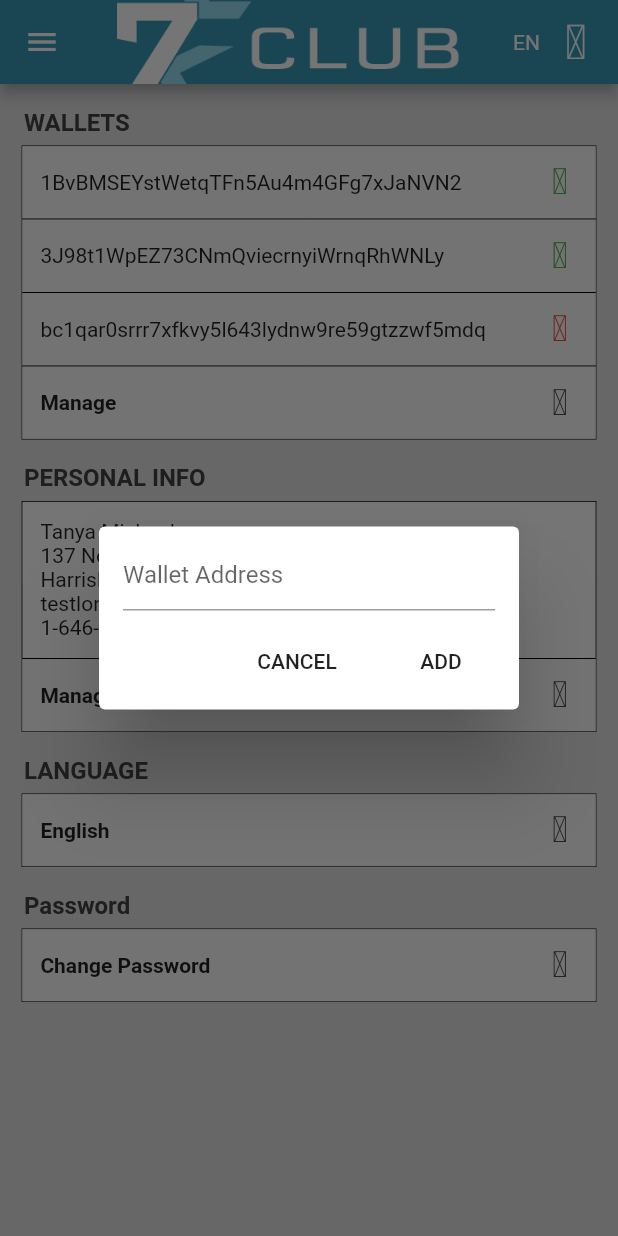
After one commit to andrewackerman/hifidelity, a Flutter app: the SettingsScreen screen opened by its route, after a tap on "Manage", on a phone screen of 412 x 824 dp. The commit adds this screen. Run offline on Flutter 3.47's test engine with Material 2 defaults, Android fonts, the phone set to English and light mode, and no system bars; our stand-ins replace auto_size_text, material_design_icons_flutter.

Commit message:
Added settings page

```diff
--- a/lib/app.dart
+++ b/lib/app.dart
@@ -1,6 +1,7 @@
 import 'package:flutter/material.dart';
-import 'package:hifidelity/screens/home/home_screen.dart';
+import 'package:hifidelity/screens/dashboard/dashboard_screen.dart';
 import 'package:hifidelity/screens/landing/landing_screen.dart';
+import 'package:hifidelity/screens/settings/settings_screen.dart';
 
 class AppScreen extends StatefulWidget {
   @override
@@ -15,7 +16,8 @@ class _AppScreenState extends State<AppScreen> {
       routes: {
         // '/': (cxt) => null,
         '/': (cxt) => LandingScreen(),
-        '/home': (cxt) => HomeScreen(),
+        '/dashboard': (cxt) => DashboardScreen(),
+        '/settings': (cxt) => SettingsScreen(),
       },
     );
   }
--- a/lib/screens/landing/components/login_page.dart
+++ b/lib/screens/landing/components/login_page.dart
@@ -8,7 +8,7 @@ class LoginPage extends StatefulWidget {
 
 class _LoginPageState extends State<LoginPage> {
   _loginButtonPressed(BuildContext cxt) {
-    Navigator.of(cxt).pushNamed('/home');
+    Navigator.of(cxt).pushReplacementNamed('/dashboard');
   }
 
   @override
--- /dev/null
+++ b/lib/screens/settings/settings_screen.dart
@@ -0,0 +1,447 @@
+import 'package:flutter/material.dart';
+import 'package:hifidelity/components/localization_drawer.dart';
+import 'package:hifidelity/components/navigation_drawer.dart';
+import 'package:hifidelity/services/localization/localization.dart';
+import 'package:material_design_icons_flutter/material_design_icons_flutter.dart';
+
+class SettingsScreen extends StatefulWidget {
+  @override
+  State createState() => _SettingsScreenState();
+}
+
+class _SettingsScreenState extends State<SettingsScreen> {
+  GlobalKey<ScaffoldState> _scaffoldKey = GlobalKey();
+
+  final walletAddresses = [
+    WalletAddress(
+      address: '1BvBMSEYstWetqTFn5Au4m4GFg7xJaNVN2',
+      isValid: true,
+    ),
+    WalletAddress(
+      address: '3J98t1WpEZ73CNmQviecrnyiWrnqRhWNLy',
+      isValid: true,
+    ),
+    WalletAddress(
+      address: 'bc1qar0srrr7xfkvy5l643lydnw9re59gtzzwf5mdq',
+      isValid: false,
+    ),
+  ];
+
+  @override
+  void initState() {
+    Localization.addListener(localeChanged);
+    super.initState();
+  }
+
+  @override
+  void dispose() {
+    Localization.removeListener(localeChanged);
+    super.dispose();
+  }
+
+  void localeChanged(Locale newLocale) {
+    setState(() {});
+  }
+
+  void _drawerLanguageButtonClicked(BuildContext cxt) {
+    _scaffoldKey.currentState.openEndDrawer();
+  }
+
+  final divider = Divider(height: 1, color: Colors.black);
+
+  void showRemoveWalletAddressDialog(BuildContext cxt) {
+    showDialog(context: cxt, builder: (BuildContext context) {
+      return AlertDialog(
+        content: Text(Localization.text('WalletDeleteAreYouSure', category: 'settings')),
+        actions: [
+          FlatButton(
+            onPressed: () => Navigator.of(cxt).pop(),
+            child: Text(Localization.text('NoUpper')),
+          ),
+          FlatButton(
+            onPressed: () => Navigator.of(cxt).pop(),
+            child: Text(Localization.text('YesUpper')),
+          ),
+        ],
+      );
+    });
+  }
+
+  void showAddWalletAddressDialog(BuildContext cxt) {
+    showDialog(context: cxt, builder: (BuildContext context) {
+      return AlertDialog(
+        contentPadding: EdgeInsets.only(left: 16, right: 16, top: 8, bottom: 2),
+        content: Column(
+          mainAxisSize: MainAxisSize.min,
+          mainAxisAlignment: MainAxisAlignment.start,
+          crossAxisAlignment: CrossAxisAlignment.start,
+          children: [
+            TextField(
+              decoration: InputDecoration(
+                hintText: Localization.text('WalletAddress', category: 'settings'),
+              ),
+            ),
+          ],
+        ),
+        actions: [
+          FlatButton(
+            onPressed: () => Navigator.of(cxt).pop(),
+            child: Text(Localization.text('CancelUpper')),
+          ),
+          FlatButton(
+            onPressed: () => Navigator.of(cxt).pop(),
+            child: Text(Localization.text('Add', category: 'settings')),
+          ),
+        ],
+      );
+    });
+  }
+
+  void showManagePersonalInfoDialog(BuildContext cxt) {
+    final nameController = TextEditingController(text: 'Tanya Michaelson');
+    final addressController = TextEditingController(text: '137 Normany Way Rd');
+    final cityController = TextEditingController(text: 'Harrisburg, PA, 17109');
+    final emailController = TextEditingController(text: 'testlongemail@email.com');
+    final phoneController = TextEditingController(text: '1-646-555-1234');
+    showDialog(context: cxt, builder: (BuildContext context) {
+      return AlertDialog(
+        contentPadding: EdgeInsets.only(left: 16, right: 16, top: 8, bottom: 2),
+        content: Column(
+          mainAxisSize: MainAxisSize.min,
+          mainAxisAlignment: MainAxisAlignment.start,
+          crossAxisAlignment: CrossAxisAlignment.start,
+          children: [
+            TextField(
+              controller: nameController,
+              decoration: InputDecoration(
+                hintText: Localization.text('Name', category: 'settings'),
+              ),
+            ),
+            TextField(
+              controller: addressController,
+              decoration: InputDecoration(
+                hintText: Localization.text('Address', category: 'settings'),
+              ),
+            ),
+            TextField(
+              controller: cityController,
+              decoration: InputDecoration(
+                hintText: Localization.text('CityStateZip', category: 'settings'),
+              ),
+            ),
+            TextField(
+              controller: emailController,
+              decoration: InputDecoration(
+                hintText: Localization.text('Email', category: 'settings'),
+              ),
+            ),
+            TextField(
+              controller: phoneController,
+              decoration: InputDecoration(
+                hintText: Localization.text('PhoneNumber', category: 'settings'),
+              ),
+            ),
+          ],
+        ),
+        actions: [
+          FlatButton(
+            onPressed: () => Navigator.of(cxt).pop(),
+            child: Text(Localization.text('CancelUpper')),
+          ),
+          FlatButton(
+            onPressed: () => Navigator.of(cxt).pop(),
+            child: Text(Localization.text('SaveUpper')),
+          ),
+        ],
+      );
+    });
+  }
+
+  void showChangePasswordDialog(BuildContext cxt) {
+    showDialog(context: cxt, builder: (BuildContext context) {
+      return AlertDialog(
+        contentPadding: EdgeInsets.only(left: 16, right: 16, top: 8, bottom: 2),
+        content: Column(
+          mainAxisSize: MainAxisSize.min,
+          mainAxisAlignment: MainAxisAlignment.start,
+          crossAxisAlignment: CrossAxisAlignment.start,
+          children: [
+            TextField(
+              obscureText: true,
+              decoration: InputDecoration(
+                hintText: Localization.text('Password', category: 'settings'),
+              ),
+            ),
+          ],
+        ),
+        actions: [
+          FlatButton(
+            onPressed: () => Navigator.of(cxt).pop(),
+            child: Text(Localization.text('CancelUpper')),
+          ),
+          FlatButton(
+            onPressed: () => Navigator.of(cxt).pop(),
+            child: Text(Localization.text('SaveUpper')),
+          ),
+        ],
+      );
+    });
+  }
+
+  Widget padListItem({Widget child}) {
+    return Padding(
+      padding: EdgeInsets.all(12),
+      child: child,
+    );
+  }
+
+  Widget buildListViewRow({ String text, VoidCallback callback }) {
+    var widget = padListItem(
+      child: Row(
+        children: [
+          Text(
+            text,
+            style: TextStyle(
+              fontWeight: FontWeight.bold,
+            ),
+          ),
+          Expanded(child: Container()),
+          Icon(
+            MdiIcons.chevronRight,
+            color: Colors.grey[800],
+          ),
+        ],
+      ),
+    );
+
+    if (callback != null) {
+      widget = Material(
+        child: InkWell(
+          onTap: callback,
+          child: widget,
+        ),
+      );
+    }
+
+    return widget;
+  }
+
+  List<Widget> buildWalletList(BuildContext cxt) {
+    List<Widget> wallets = [];
+
+    for (var address in walletAddresses) {
+      wallets.add(
+        Material(
+          child: InkWell(
+            onLongPress: () => showRemoveWalletAddressDialog(cxt),
+            child: padListItem(
+              child: Row(
+                children: [
+                  Text(
+                    address.address,
+                  ),
+                  Expanded(child: Container()),
+                  Icon(
+                    address.isValid ? MdiIcons.checkCircleOutline : MdiIcons.cancel,
+                    color: address.isValid ? Colors.green : Colors.red,
+                  ),
+                ],
+              ),
+            ),
+          ),
+        ),
+      );
+      wallets.add(divider);
+    }
+
+    wallets.add(
+      buildListViewRow(
+        text: Localization.text('Manage', category: 'settings'),
+        callback: () => showAddWalletAddressDialog(cxt),
+      ),
+    );
+
+    return wallets;
+  }
+
+  List<Widget> buildPersonalInfo(BuildContext cxt) {
+    return [
+      padListItem(
+        child: Column(
+          crossAxisAlignment: CrossAxisAlignment.start,
+          children: [
+            Text('Tanya Michaelson'),
+            Text('137 Normany Way Rd'),
+            Text('Harrisburg, PA, 17109'),
+            Text('testlongemail@email.com'),
+            Text('1-646-555-1234'),
+          ],
+        ),
+      ),
+      divider,
+      buildListViewRow(
+        text: Localization.text('Manage', category: 'settings'),
+        callback: () => showManagePersonalInfoDialog(cxt),
+      ),
+    ];
+  }
+
+  List<Widget> buildLanguageSetting(BuildContext cxt) {
+    final language = Localization.getCurrentLanguage();
+    return [
+      buildListViewRow(
+        text: language.name,
+        callback: () => _drawerLanguageButtonClicked(cxt),
+      ),
+    ];
+  }
+
+  List<Widget> buildChangePassword(BuildContext cxt) {
+    return [
+      buildListViewRow(
+        text: Localization.text('ChangePassword', category: 'settings'),
+        callback: () => showChangePasswordDialog(cxt),
+      ),
+    ];
+  }
+
+  @override
+  Widget build(BuildContext cxt) {
+    return Scaffold(
+      key: _scaffoldKey,
+      appBar: AppBar(
+        backgroundColor: Color.fromARGB(255, 57, 153, 184),
+        title: Padding(
+          padding: EdgeInsets.symmetric(vertical: 4),
+          child: Center(child: Image.asset('assets/images/7tk_title.png')),
+        ),
+        actions: [
+          InkWell(
+            onTap: () => _drawerLanguageButtonClicked(cxt),
+            child: Row(
+              children: [
+                Text(Localization.getCurrentLanguage().displayCode),
+                Padding(
+                  padding: EdgeInsets.only(left: 8, right: 12),
+                  child: Icon(MdiIcons.earth, size: 32),
+                ),
+              ],
+            ),
+          ),
+        ],
+      ),
+      body: Container(
+        color: Colors.grey[300],
+        child: ListView(
+          children: [
+            Padding(
+              padding: EdgeInsets.only(left: 16, top: 16, bottom: 6),
+              child: Text(
+                Localization.text('Wallets', category: 'settings'),
+                style: TextStyle(
+                  fontSize: 16,
+                  fontWeight: FontWeight.bold,
+                  color: Colors.grey[800],
+                ),
+              ),
+            ),
+            FractionallySizedBox(
+              widthFactor: 0.93,
+              child: Container(
+                decoration: BoxDecoration(
+                  color: Colors.white,
+                  border: Border.all(color: Colors.black, width: 0.5),
+                ),
+                child: Column(
+                  children: buildWalletList(cxt),
+                ),
+              ),
+            ),
+            Padding(
+              padding: EdgeInsets.only(left: 16, top: 16, bottom: 6),
+              child: Text(
+                Localization.text('PersonalInfo', category: 'settings'),
+                style: TextStyle(
+                  fontSize: 16,
+                  fontWeight: FontWeight.bold,
+                  color: Colors.grey[800],
+                ),
+              ),
+            ),
+            FractionallySizedBox(
+              widthFactor: 0.93,
+              child: Container(
+                decoration: BoxDecoration(
+                  color: Colors.white,
+                  border: Border.all(color: Colors.black, width: 0.5),
+                ),
+                child: Column(
+                  crossAxisAlignment: CrossAxisAlignment.start,
+                  children: buildPersonalInfo(cxt),
+                ),
+              ),
+            ),
+            Padding(
+              padding: EdgeInsets.only(left: 16, top: 16, bottom: 6),
+              child: Text(
+                Localization.text('Language', category: 'settings'),
+                style: TextStyle(
+                  fontSize: 16,
+                  fontWeight: FontWeight.bold,
+                  color: Colors.grey[800],
+                ),
+              ),
+            ),
+            FractionallySizedBox(
+              widthFactor: 0.93,
+              child: Container(
+                decoration: BoxDecoration(
+                  color: Colors.white,
+                  border: Border.all(color: Colors.black, width: 0.5),
+                ),
+                child: Column(
+                  children: buildLanguageSetting(cxt),
+                ),
+              ),
+            ),
+            Padding(
+              padding: EdgeInsets.only(left: 16, top: 16, bottom: 6),
+              child: Text(
+                Localization.text('Password', category: 'settings'),
+                style: TextStyle(
+                  fontSize: 16,
+                  fontWeight: FontWeight.bold,
+                  color: Colors.grey[800],
+                ),
+              ),
+            ),
+            FractionallySizedBox(
+              widthFactor: 0.93,
+              child: Container(
+                decoration: BoxDecoration(
+                  color: Colors.white,
+                  border: Border.all(color: Colors.black, width: 0.5),
+                ),
+                child: Column(
+                  children: buildChangePassword(cxt),
+                ),
+              ),
+            ),
+          ],
+        ),
+      ),
+      drawer: NavigationDrawer(),
+      endDrawer: LocalizationDrawer(),
+    );
+  }
+}
+
+class WalletAddress {
+  final String address;
+  final bool isValid;
+
+  WalletAddress({
+    this.address,
+    this.isValid,
+  });
+}
--- a/lib/services/localization/lang/en-US.dart
+++ b/lib/services/localization/lang/en-US.dart
@@ -9,9 +9,14 @@ const lang = <String, dynamic> {
       'Open': 'Open',
       'Close': 'Close',
       'Yes': 'Yes',
+      'YesUpper': 'YES',
       'No': 'No',
+      'NoUpper': 'NO',
       'OK': 'OK',
       'Cancel': 'Cancel',
+      'CancelUpper': 'CANCEL',
+      'Save': 'Save',
+      'SaveUpper': 'SAVE',
     },
     'landing': {
       'NewUser': 'New User',
@@ -54,5 +59,22 @@ const lang = <String, dynamic> {
       'Tokens': ' tokens',
       'GetThisDeal': 'GET THIS DEAL',
     },
+    'settings': {
+      'Wallets': 'WALLETS',
+      'WalletDeleteAreYouSure': 'Would you like to delete this wallet address?',
+      'WalletAddress': 'Wallet Address',
+      'Add': 'ADD',
+      'Manage': 'Manage',
+      'PersonalInfo': 'PERSONAL INFO',
+      'Name': 'Name',
+      'Address': 'Address',
+      'CityStateZip': 'City, State, Zip Code',
+      'Email': 'Email',
+      'PhoneNumber': 'Phone Number',
+      'Language': 'LANGUAGE',
+      'PasswordUpper': 'PASSWORD',
+      'Password': 'Password',
+      'ChangePassword': 'Change Password',
+    }
   },
 };
```
Also changed, not shown: lib/components/navigation_drawer.dart (+21 -3 lines), lib/screens/dashboard/dashboard_screen.dart (renamed from lib/screens/home/home_screen.dart, +4 -4 lines), lib/screens/landing/landing_screen.dart (+7 -7 lines), lib/screens/dashboard/components/deal_carousel.dart (renamed from lib/screens/home/components/deal_carousel.dart).
